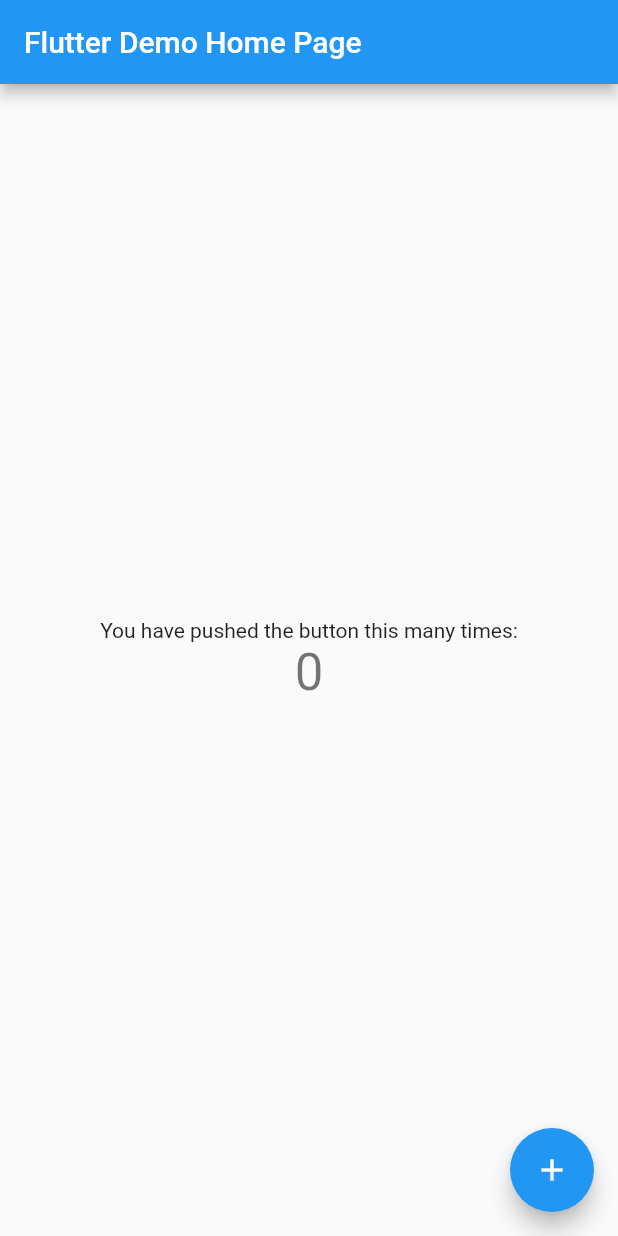
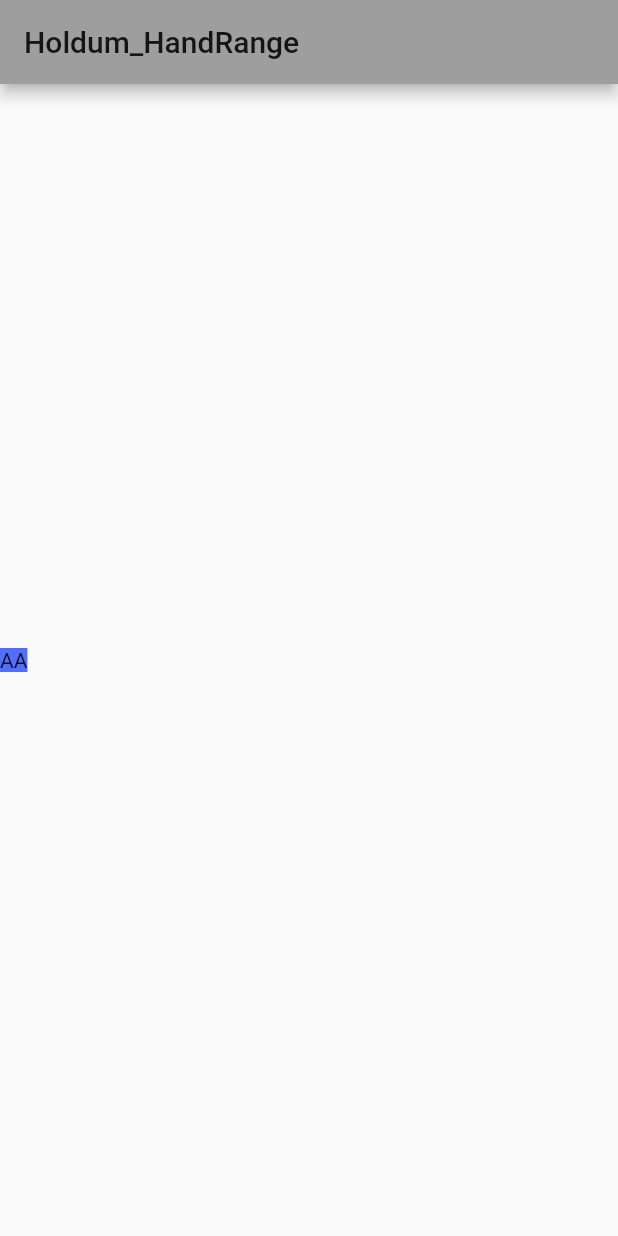
Before and after one commit to Jowooseok/Jowooseok-Flutter_Holdum_Handrange, a Flutter app: the screen it shows after launch, on a phone screen of 412 x 824 dp. Run offline on Flutter 3.47's test engine with Material 2 defaults, Android fonts, the phone set to English and light mode, and no system bars.

Commit message:
위젯 반복생성하는 부분 시작

```diff
--- a/flutter_app/lib/main.dart
+++ b/flutter_app/lib/main.dart
@@ -9,100 +9,64 @@ class MyApp extends StatelessWidget {
   @override
   Widget build(BuildContext context) {
     return MaterialApp(
-      title: 'Flutter Demo',
+      title: 'Holdum_HandRange',
       theme: ThemeData(
-        primarySwatch: Colors.blue,
-        // This makes the visual density adapt to the platform that you run
-        // the app on. For desktop platforms, the controls will be smaller and
-        // closer together (more dense) than on mobile platforms.
+        primarySwatch: Colors.grey,
         visualDensity: VisualDensity.adaptivePlatformDensity,
       ),
-      home: MyHomePage(title: 'Flutter Demo Home Page'),
+      home: MyHomePage(),
     );
   }
 }
 
 class MyHomePage extends StatefulWidget {
-  MyHomePage({Key key, this.title}) : super(key: key);
-
-  // This widget is the home page of your application. It is stateful, meaning
-  // that it has a State object (defined below) that contains fields that affect
-  // how it looks.
-
-  // This class is the configuration for the state. It holds the values (in this
-  // case the title) provided by the parent (in this case the App widget) and
-  // used by the build method of the State. Fields in a Widget subclass are
-  // always marked "final".
-
-  final String title;
-
   @override
   _MyHomePageState createState() => _MyHomePageState();
 }
 
 class _MyHomePageState extends State<MyHomePage> {
-  int _counter = 0;
+  @override
+  Widget build(BuildContext context) {
+    return Scaffold(
+      appBar: AppBar(
+        title: Text('Holdum_HandRange'),
+      ),
+      body: Center(
+        child: Column(
+          mainAxisAlignment: MainAxisAlignment.center,
+          children: <Widget>[
+            Row(
+              children: [
+                Container(
+                  child: Text(
+                    'AA',
+                  ),
+                  color: Colors.indigoAccent,
+                ),
+              ],
+            )
+          ],
+        ),
+      ),
+    );
+  }
+}
 
-  void _incrementCounter() {
-    setState(() {
-      // This call to setState tells the Flutter framework that something has
-      // changed in this State, which causes it to rerun the build method below
-      // so that the display can reflect the updated values. If we changed
-      // _counter without calling setState(), then the build method would not be
-      // called again, and so nothing would appear to happen.
-      _counter++;
-    });
-  }
+class Cards extends StatefulWidget {
+  @override
+  _CardsState createState() => _CardsState();
+}
+
+class _CardsState extends State<Cards> {
+  List<String> item = ['AA', 'KK', 'AK', 'AKs'];
 
   @override
   Widget build(BuildContext context) {
-    // This method is rerun every time setState is called, for instance as done
-    // by the _incrementCounter method above.
-    //
-    // The Flutter framework has been optimized to make rerunning build methods
-    // fast, so that you can just rebuild anything that needs updating rather
-    // than having to individually change instances of widgets.
-    return Scaffold(
-      appBar: AppBar(
-        // Here we take the value from the MyHomePage object that was created by
-        // the App.build method, and use it to set our appbar title.
-        title: Text(widget.title),
+    return Container(
+      child: Text(
+        'AA',
       ),
-      body: Center(
-        // Center is a layout widget. It takes a single child and positions it
-        // in the middle of the parent.
-        child: Column(
-          // Column is also a layout widget. It takes a list of children and
-          // arranges them vertically. By default, it sizes itself to fit its
-          // children horizontally, and tries to be as tall as its parent.
-          //
-          // Invoke "debug painting" (press "p" in the console, choose the
-          // "Toggle Debug Paint" action from the Flutter Inspector in Android
-          // Studio, or the "Toggle Debug Paint" command in Visual Studio Code)
-          // to see the wireframe for each widget.
-          //
-          // Column has various properties to control how it sizes itself and
-          // how it positions its children. Here we use mainAxisAlignment to
-          // center the children vertically; the main axis here is the vertical
-          // axis because Columns are vertical (the cross axis would be
-          // horizontal).
-          mainAxisAlignment: MainAxisAlignment.center,
-          children: <Widget>[
-            Text(
-              'You have pushed the button this many times:',
-            ),
-            Text(
-              '$_counter',
-              style: Theme.of(context).textTheme.headline4,
-            ),
-          ],
-        ),
-      ),
-      floatingActionButton: FloatingActionButton(
-        onPressed: _incrementCounter,
-        tooltip: 'Increment',
-        child: Icon(Icons.add),
-      ), // This trailing comma makes auto-formatting nicer for build methods.
+      color: Colors.indigoAccent,
     );
   }
 }
```
